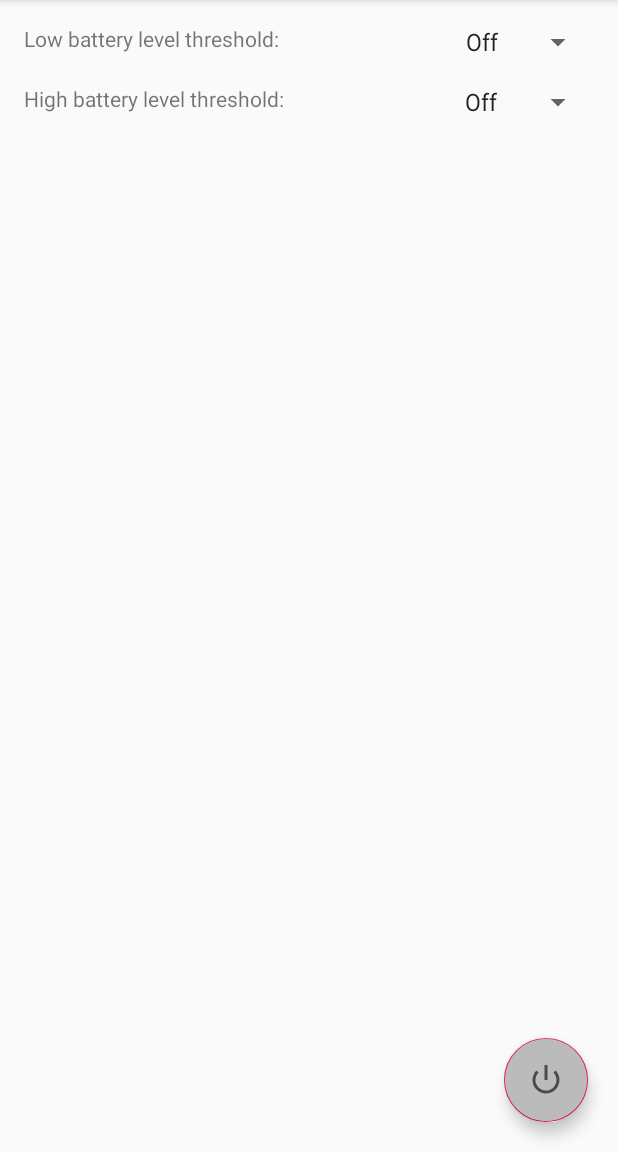
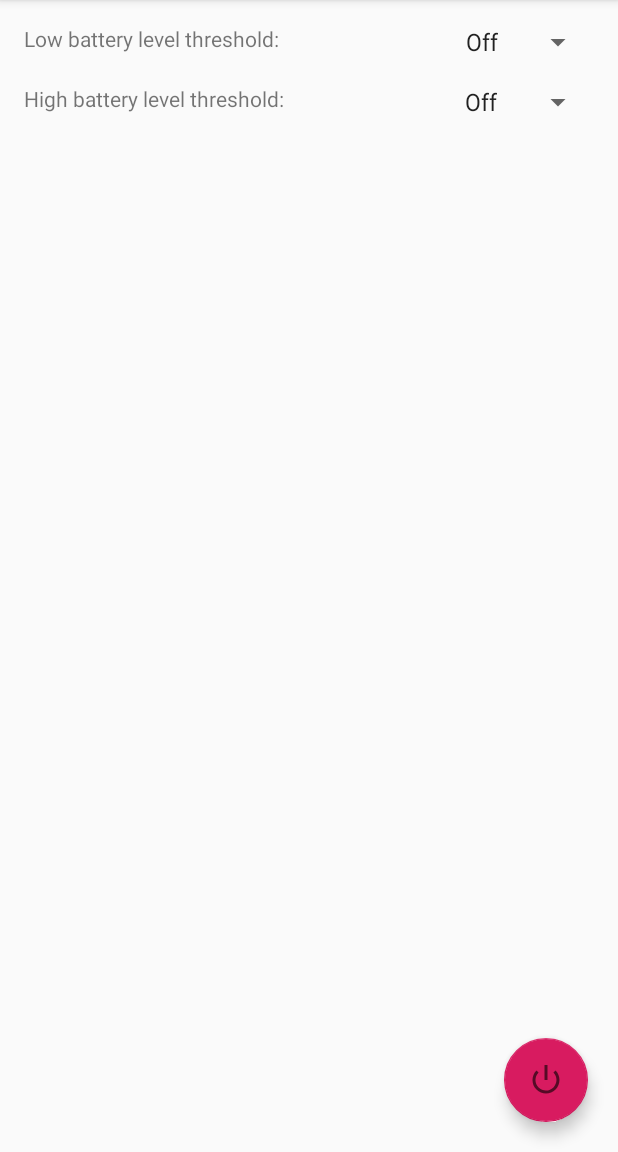
Before and after one commit to MorBlau/BatteryNotifier, an Android app: the screen it shows after launch (MainActivity), after a tap on an icon or button, on a phone screen of 412 x 824 dp, the part 84-1236 px from its top. Run offline under Robolectric (Android 15) with nearby library versions, the phone set to English and light mode, and no system bars.

Commit message:
connect foreground service + code cleanup

```diff
--- a/app/src/main/AndroidManifest.xml
+++ b/app/src/main/AndroidManifest.xml
@@ -1,7 +1,7 @@
 <?xml version="1.0" encoding="utf-8"?>
 <manifest xmlns:android="http://schemas.android.com/apk/res/android"
           package="com.mblau.batterynotifier">
-
+<uses-permission android:name="android.permission.FOREGROUND_SERVICE"/>
     <application
             android:allowBackup="true"
             android:icon="@mipmap/ic_launcher"
@@ -10,7 +10,7 @@
             android:supportsRtl="true"
             android:theme="@style/AppTheme">
         <service
-                android:name=".BatteryCheckupIntentService"
+                android:name=".BatteryCheckupService"
                 android:exported="false">
         </service>
 
--- a/app/src/main/java/com/mblau/batterynotifier/MainActivity.kt
+++ b/app/src/main/java/com/mblau/batterynotifier/MainActivity.kt
@@ -7,40 +7,30 @@ import android.view.MenuItem
 
 import kotlinx.android.synthetic.main.activity_main.*
 import android.content.Intent
-import com.mblau.batterynotifier.Constants.MAX_HIGH_BATTERY
-import com.mblau.batterynotifier.Constants.MAX_LOW_BATTERY
-import com.mblau.batterynotifier.Constants.MIN_HIGH_BATTERY
-import com.mblau.batterynotifier.Constants.MIN_LOW_BATTERY
-import com.mblau.batterynotifier.Constants.VALUE_OFF
-import com.mblau.batterynotifier.Constants.STEP
+import android.support.v4.content.ContextCompat
+import android.support.v7.view.ActionMode
+import android.util.Log
 import com.mblau.batterynotifier.listener.FabClickListener
 import com.mblau.batterynotifier.listener.SharedPreferencesChangeListener
-import com.mblau.batterynotifier.logging.LoggerFactory.getLogger
 import com.mblau.batterynotifier.model.MySpinner
 import com.mblau.batterynotifier.model.SpinnerType
 
+private const val TAG = "Main"
+
 class MainActivity : AppCompatActivity() {
 
-    private val logger = getLogger(this.javaClass)
-
     private val sharedPreferencesRepository = SharedPreferencesRepository
-    private val sharedPreferencesChangeListener = SharedPreferencesChangeListener()
+    private val sharedPreferencesChangeListener = SharedPreferencesChangeListener(this)
     private lateinit var fabClickedListener: FabClickListener
     private lateinit var lowBatterySpinner: MySpinner
     private lateinit var highBatterySpinner: MySpinner
 
-    private val highBatterySpinnerMap: HashMap<String, Int> = HashMap()
-    private val lowBatterySpinnerMap: HashMap<String, Int> = HashMap()
-    private val lowBatterySpinnerLabels = mutableListOf<String>()
-    private val highBatterySpinnerLabels = mutableListOf<String>()
-
     override fun onCreate(savedInstanceState: Bundle?) {
         super.onCreate(savedInstanceState)
+        sharedPreferencesRepository.initialize(this)
         setContentView(R.layout.activity_main)
         setSupportActionBar(toolbar)
-        sharedPreferencesRepository.initialize(this)
-        fabClickedListener = FabClickListener(this)
-        fab.setOnClickListener(fabClickedListener)
+        setFab()
         populateSpinners()
         sharedPreferencesRepository.registerChangeListener(sharedPreferencesChangeListener)
     }
@@ -64,32 +54,30 @@ class MainActivity : AppCompatActivity() {
         }
     }
 
+    private fun setFab() {
+        val fabColorId = if (SharedPreferencesRepository.isServiceActive() and SharedPreferencesRepository.isAnyServiceEnabled())
+            R.color.colorOn else R.color.colorOff
+        getColor(R.color.colorOff)
+        setFabColor(fabColorId)
+        fabClickedListener = FabClickListener()
+        fab.setOnClickListener(fabClickedListener)
+    }
+
+    fun setFabColor(colorId: Int) {
+        fab.supportBackgroundTintList = ContextCompat.getColorStateList(this, colorId)
+    }
+
     private fun openAboutScreen() {
-        logger.config("Opening about screen")
+        Log.d(TAG, "Opening about screen")
         val intent = Intent(this, AboutActivity::class.java)
         startActivity(intent)
     }
 
     private fun populateSpinners() {
-        logger.config("Populating spinners")
-        fun setSpinnerData(spinnerMap: HashMap<String, Int>, spinnerLabels: MutableList<String>, spinnerValues: MutableList<Int>) {
-            for (value in spinnerValues) {
-                val label = if (value > VALUE_OFF ) ("$value%") else resources.getString(R.string.label_off)
-                spinnerLabels.add(label)
-                spinnerMap[label] = value
-            }
-        }
+        Log.d(TAG, "Populating spinners")
 
-        val lowSpinnerValues = mutableListOf(0)
-        for (value in MIN_LOW_BATTERY..MAX_LOW_BATTERY step STEP) lowSpinnerValues.add(value)
-        setSpinnerData(lowBatterySpinnerMap, lowBatterySpinnerLabels, lowSpinnerValues)
-
-        val highSpinnerValues = mutableListOf(0)
-        for (value in MIN_HIGH_BATTERY..MAX_HIGH_BATTERY step STEP) highSpinnerValues.add(value)
-        setSpinnerData(highBatterySpinnerMap, highBatterySpinnerLabels, highSpinnerValues)
-
-        lowBatterySpinner = MySpinner(this, SpinnerType.LOW_BATTERY, lowBatterySpinnerMap, lowBatterySpinnerLabels, R.id.lowBatterySpinner)
-        highBatterySpinner = MySpinner(this, SpinnerType.HIGH_BATTERY, highBatterySpinnerMap, highBatterySpinnerLabels, R.id.highBatterySpinner)
+        lowBatterySpinner = MySpinner(this, SpinnerType.LOW_BATTERY, R.id.lowBatterySpinner, Constants.MIN_LOW_BATTERY, Constants.MAX_LOW_BATTERY)
+        highBatterySpinner = MySpinner(this, SpinnerType.HIGH_BATTERY, R.id.highBatterySpinner, Constants.MIN_HIGH_BATTERY, Constants.MAX_HIGH_BATTERY)
     }
 
 }
--- a/app/src/main/java/com/mblau/batterynotifier/NotificationFactory.kt
+++ /dev/null
@@ -1,63 +0,0 @@
-package com.mblau.batterynotifier
-
-import android.app.NotificationChannel
-import android.app.NotificationManager
-import android.app.PendingIntent
-import android.content.Context
-import android.content.Intent
-import android.os.Build
-import android.support.v4.app.NotificationCompat
-import android.support.v4.app.NotificationManagerCompat
-
-const val CHANNEL_ID = "mblau.batterynotifier"
-const val TITLE = "Battery Notifier"
-
-class NotificationFactory {
-
-    private val NOTIFICATION_ID = 23487
-
-    fun notify(context: Context, color: Int, smallText: String, bigText: String = smallText) {
-
-        val intent = Intent(context, MainActivity::class.java).apply {
-            flags = Intent.FLAG_ACTIVITY_NEW_TASK or Intent.FLAG_ACTIVITY_CLEAR_TASK
-        }
-        val pendingIntent: PendingIntent = PendingIntent.getActivity(context, 0, intent, 0)
-
-        var builder = NotificationCompat.Builder(context, CHANNEL_ID)
-            .setSmallIcon(R.drawable.ic_skylight_notification)
-            .setContentTitle(TITLE)
-            .setColor(color)
-            .setColorized(true)
-            .setContentText(smallText)
-            .setContentIntent(pendingIntent)
-            .setPriority(NotificationCompat.PRIORITY_DEFAULT)
-
-        if (bigText != smallText) builder.setStyle(NotificationCompat.BigTextStyle().bigText(bigText))
-
-        createNotificationChannel(context)
-
-        with(NotificationManagerCompat.from(context)) {
-            // notificationId is a unique int for each notification that you must define
-            notify(NOTIFICATION_ID, builder.build())
-        }
-
-    }
-
-    private fun createNotificationChannel(context: Context) {
-        // Create the NotificationChannel, but only on API 26+ because
-        // the NotificationChannel class is new and not in the support library
-        if (Build.VERSION.SDK_INT >= Build.VERSION_CODES.O) {
-            val name = context.getString(R.string.channel_name)
-            val descriptionText = context.getString(R.string.channel_description)
-            val importance = NotificationManager.IMPORTANCE_DEFAULT
-            val channel = NotificationChannel(CHANNEL_ID, name, importance).apply {
-                description = descriptionText
-            }
-            // Register the channel with the system
-            val notificationManager: NotificationManager =
-                context.getSystemService(Context.NOTIFICATION_SERVICE) as NotificationManager
-            notificationManager.createNotificationChannel(channel)
-        }
-    }
-
-}
--- a/app/src/main/java/com/mblau/batterynotifier/SharedPreferencesRepository.kt
+++ b/app/src/main/java/com/mblau/batterynotifier/SharedPreferencesRepository.kt
@@ -15,7 +15,7 @@ object SharedPreferencesRepository {
     private lateinit var sharedPreferences: SharedPreferences
 
     fun initialize(context: Context) {
-        sharedPreferences = context.getSharedPreferences(BATTERY_NOTIFIER_PREFS,Context.MODE_PRIVATE)
+        sharedPreferences = context.getSharedPreferences(BATTERY_NOTIFIER_PREFS, Context.MODE_PRIVATE)
     }
 
     fun getLowBatteryThreshold(): Int {
@@ -50,8 +50,12 @@ object SharedPreferencesRepository {
             .apply()
     }
 
+    fun isAnyServiceEnabled(): Boolean {
+        return isLowBatteryServiceEnabled() or isHighBatteryServiceEnabled()
+    }
+
     fun getNotificationSound(): String {
-        return sharedPreferences.getString(NOTIFICATION_SOUND,"DEFAULT")
+        return sharedPreferences.getString(NOTIFICATION_SOUND, "DEFAULT")
     }
 
     fun updateServiceEnabled(enabled: Boolean) {
@@ -60,7 +64,7 @@ object SharedPreferencesRepository {
             .apply()
     }
 
-    fun isServiceEnabled(): Boolean {
+    fun isServiceActive(): Boolean {
         return sharedPreferences.getBoolean(SERVICE_ENABLED, false)
     }
 
--- a/app/src/main/java/com/mblau/batterynotifier/listener/FabClickListener.kt
+++ b/app/src/main/java/com/mblau/batterynotifier/listener/FabClickListener.kt
@@ -1,30 +1,25 @@
 package com.mblau.batterynotifier.listener
 
-import android.content.Context
+import android.util.Log
 import android.view.View
-import com.mblau.batterynotifier.NotificationFactory
-import com.mblau.batterynotifier.R
 import com.mblau.batterynotifier.SharedPreferencesRepository
-import com.mblau.batterynotifier.logging.LoggerFactory
 
-class FabClickListener(private val context: Context) : View.OnClickListener {
+class FabClickListener : View.OnClickListener {
 
-    private val logger = LoggerFactory.getLogger(this.javaClass)
-
-    private val notificationFactory = NotificationFactory()
+    private val TAG = "FabClickListener"
 
     override fun onClick(view: View?) {
         // action to perform when clicking on floating action button
-        logger.config("Fab was clicked!")
-        val color = context.resources.getColor(R.color.colorOff, context.theme)
-        val smallText = "Hello world!!!"
-        val bigText =
-            "$smallText\n" +
-                    "Active: ${if (SharedPreferencesRepository.isServiceEnabled()) "yes" else "no"}.\n" +
-                    "High battery threshold: ${SharedPreferencesRepository.getHighBatteryThreshold()}.\n" +
-                    "Low battery threshold: ${SharedPreferencesRepository.getLowBatteryThreshold()}."
+        Log.d(TAG, "fab was clicked!")
+        val isEnabled = SharedPreferencesRepository.isServiceActive()
+        handleChangeServiceState(isEnabled)
+    }
 
-        notificationFactory.notify(context, color, smallText, bigText)
+    fun handleChangeServiceState(isEnabled: Boolean) {
+        when {
+            isEnabled -> SharedPreferencesRepository.updateServiceEnabled(false)
+            SharedPreferencesRepository.isAnyServiceEnabled() -> SharedPreferencesRepository.updateServiceEnabled(true)
+        }
     }
 
 }
--- a/app/src/main/java/com/mblau/batterynotifier/listener/SharedPreferencesChangeListener.kt
+++ b/app/src/main/java/com/mblau/batterynotifier/listener/SharedPreferencesChangeListener.kt
@@ -1,11 +1,16 @@
 package com.mblau.batterynotifier.listener
 
 import android.content.SharedPreferences
+import android.util.Log
 import com.mblau.batterynotifier.Constants.VALUE_OFF
-import com.mblau.batterynotifier.SharedPreferencesRepository
+import com.mblau.batterynotifier.*
 
-class SharedPreferencesChangeListener :
+private const val TAG = "SharedPrefsChangeListen"
+
+class SharedPreferencesChangeListener(private val context: MainActivity) :
     SharedPreferences.OnSharedPreferenceChangeListener {
+
+    private val myNotificationManager: MyNotificationManager = MyNotificationManager()
 
     override fun onSharedPreferenceChanged(prefs: SharedPreferences?, key: String?) {
         when (key) {
@@ -17,18 +22,34 @@ class SharedPreferencesChangeListener :
     }
 
     private fun onServiceEnabledChanged() {
-        val serviceEnabled = SharedPreferencesRepository.isServiceEnabled()
+        Log.d(TAG, "onServiceEnabledChanged called.")
+
+        val serviceEnabled = SharedPreferencesRepository.isServiceActive()
+        val color = context.resources.getColor(
+            if (serviceEnabled) R.color.colorOn else R.color.colorOff,
+            context.theme)
+        val smallText = "Hello world!!!"
+        val bigText =
+            "$smallText\n" +
+                    "Active: ${if (serviceEnabled) "yes" else "no"}.\n" +
+                    "High battery threshold: ${SharedPreferencesRepository.getHighBatteryThreshold()}.\n" +
+                    "Low battery threshold: ${SharedPreferencesRepository.getLowBatteryThreshold()}."
+
+        myNotificationManager.notify(context, color, smallText, bigText)
+
+        Log.d(TAG, "onServiceEnabledChanged service enabled: $serviceEnabled.")
         when {
-            serviceEnabled -> true //TODO("create service and start")
-            else -> true //TODO("destroy service (all services in case more than one is running?)")
+            serviceEnabled -> handleServiceEnabled()
+            else -> stopBatteryService()
         }
     }
 
     private fun onHighBatteryThresholdChanged() {
         val highBatteryThreshold = SharedPreferencesRepository.getHighBatteryThreshold()
-        when (highBatteryThreshold) {
-            VALUE_OFF -> true //TODO("turn off high battery service/listener or destroy service if needed")
-            else -> true //TODO("if service is running, update service with new value)")
+        when {
+            (highBatteryThreshold == VALUE_OFF) and (!SharedPreferencesRepository.isLowBatteryServiceEnabled()) ->
+                stopBatteryService() // all services are disabled, shut down service
+            SharedPreferencesRepository.isServiceActive() -> updateBatteryService()
         }
     }
 
@@ -44,4 +65,23 @@ class SharedPreferencesChangeListener :
         // TODO("add notification sound")
     }
 
+    private fun handleServiceEnabled() {
+        if (SharedPreferencesRepository.isAnyServiceEnabled()) startBatteryService()
+        else return // TODO: add toast - no threshold defined
+    }
+
+    private fun startBatteryService() {
+        context.setFabColor(R.color.colorOn)
+        BatteryCheckupService.start(context)
+    }
+
+    private fun stopBatteryService() {
+        context.setFabColor(R.color.colorOff)
+        BatteryCheckupService.stop(context)
+    }
+
+    private fun updateBatteryService() {
+        // TODO: update service with new values
+    }
+
 }
--- a/app/src/main/java/com/mblau/batterynotifier/listener/UserSelectionListener.kt
+++ b/app/src/main/java/com/mblau/batterynotifier/listener/UserSelectionListener.kt
@@ -4,7 +4,6 @@ import android.content.Context
 import android.view.View
 import android.widget.AdapterView
 import com.mblau.batterynotifier.Constants
-import com.mblau.batterynotifier.NotificationFactory
 import com.mblau.batterynotifier.SharedPreferencesRepository
 import com.mblau.batterynotifier.logging.LoggerFactory
 import com.mblau.batterynotifier.model.MySpinner
--- a/app/src/main/java/com/mblau/batterynotifier/model/MySpinner.kt
+++ b/app/src/main/java/com/mblau/batterynotifier/model/MySpinner.kt
@@ -3,22 +3,48 @@ package com.mblau.batterynotifier.model
 import android.support.v7.app.AppCompatActivity
 import android.widget.ArrayAdapter
 import android.widget.Spinner
+import com.mblau.batterynotifier.Constants
+import com.mblau.batterynotifier.R
+import com.mblau.batterynotifier.SharedPreferencesRepository
 import com.mblau.batterynotifier.listener.UserSelectionListener
 
-data class MySpinner(val context: AppCompatActivity, val type: SpinnerType, val spinnerMap: HashMap<String, Int>, val spinnerLabels: MutableList<String>,
-                     val spinnerId: Int) {
+data class MySpinner(private val context: AppCompatActivity, val type: SpinnerType, private val spinnerId: Int, val minValue: Int, val maxValue: Int) {
 
-    var adapter: ArrayAdapter<String>
-    var spinner: Spinner = context.findViewById(spinnerId)
-    val spinnerSelectionListener: UserSelectionListener
+    private var adapter: ArrayAdapter<String>
+    private var spinner: Spinner = context.findViewById(spinnerId)
+    private val spinnerSelectionListener: UserSelectionListener
+    private val spinnerValues: MutableList<Int> = mutableListOf(0)
+    val spinnerLabels: MutableList<String> = mutableListOf()
+    val spinnerMap: HashMap<String, Int> = HashMap()
 
     init {
+        setData(minValue, maxValue)
         adapter = ArrayAdapter(context,android.R.layout.simple_spinner_item,spinnerLabels)
         adapter.setDropDownViewResource(android.R.layout.simple_spinner_dropdown_item)
         spinner.adapter = adapter
-
+        setSelection()
         spinnerSelectionListener = UserSelectionListener(context, this)
         spinner.onItemSelectedListener = spinnerSelectionListener
     }
 
+    private fun setData(minValue: Int, maxValue: Int) {
+        // Populate spinner values
+        for (value in minValue..maxValue step Constants.STEP) spinnerValues.add(value)
+
+        // Populate spinner labels and map
+        for (value in spinnerValues) {
+            val label = if (value > Constants.VALUE_OFF) ("$value%") else context.resources.getString(R.string.label_off)
+            spinnerLabels.add(label)
+            spinnerMap[label] = value
+        }
+    }
+
+    private fun setSelection() {
+        val savedValue = when (type) {
+            SpinnerType.HIGH_BATTERY -> SharedPreferencesRepository.getHighBatteryThreshold()
+                SpinnerType.LOW_BATTERY -> SharedPreferencesRepository.getLowBatteryThreshold()
+        }
+        val selection = if (spinnerValues.contains(savedValue)) spinnerValues.indexOf(savedValue) else 0
+        spinner.setSelection(selection)
+    }
 }
--- a/app/src/main/res/layout/activity_main.xml
+++ b/app/src/main/res/layout/activity_main.xml
@@ -25,7 +25,6 @@
 
     <android.support.design.widget.FloatingActionButton
             android:id="@+id/fab"
-            android:backgroundTint="@color/colorStateUnknown"
             android:layout_width="wrap_content"
             android:layout_height="wrap_content"
             android:layout_gravity="bottom|end"
--- a/app/src/main/res/values/colors.xml
+++ b/app/src/main/res/values/colors.xml
@@ -6,4 +6,5 @@
     <color name="colorOff">#D81B60</color>
     <color name="colorOn">#1BD860</color>
     <color name="colorStateUnknown">#BBBBBB</color>
+    <color name="colorStickyNotification">#77DD88</color>
 </resources>
--- a/app/src/main/res/values/strings.xml
+++ b/app/src/main/res/values/strings.xml
@@ -5,9 +5,13 @@
     <string name="action_about">About</string>
     <string name="title_activity_about">About</string>
     <string translatable="false" name="channel_name">batteryNotifier</string>
-    <string name="channel_description">Notify the user about battery usage</string>
+    <string name="channel_description_alert">Notify the user about battery usage</string>
+    <string name="channel_description_sticky">Service notification</string>
     <string name="low_battery">Low battery level threshold:</string>
     <string name="high_battery">High battery level threshold:</string>
     <string name="label_off">Off</string>
+    <string name="sticky_text_collapsed">Battery Notifier is running in the background.</string>
+    <string name="sticky_text_expanded">Battery Notifier is running in the background.\n
+        Open the app to change settings.</string>
 
 </resources>
```
Also changed, not shown: app/src/main/java/com/mblau/batterynotifier/BatteryCheckupIntentService.kt (deleted, +0 -90 lines), app/src/main/java/com/mblau/batterynotifier/BatteryCheckupService.kt (added, +85 -0 lines), app/src/main/java/com/mblau/batterynotifier/MyNotificationManager.kt (added, +99 -0 lines).
